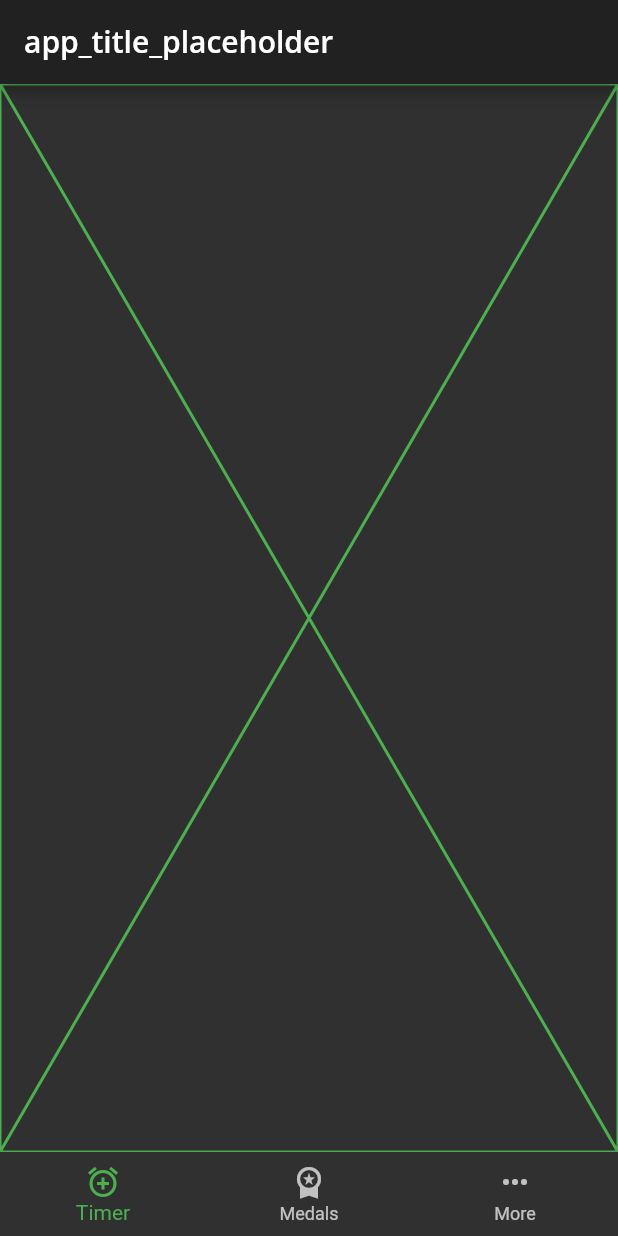
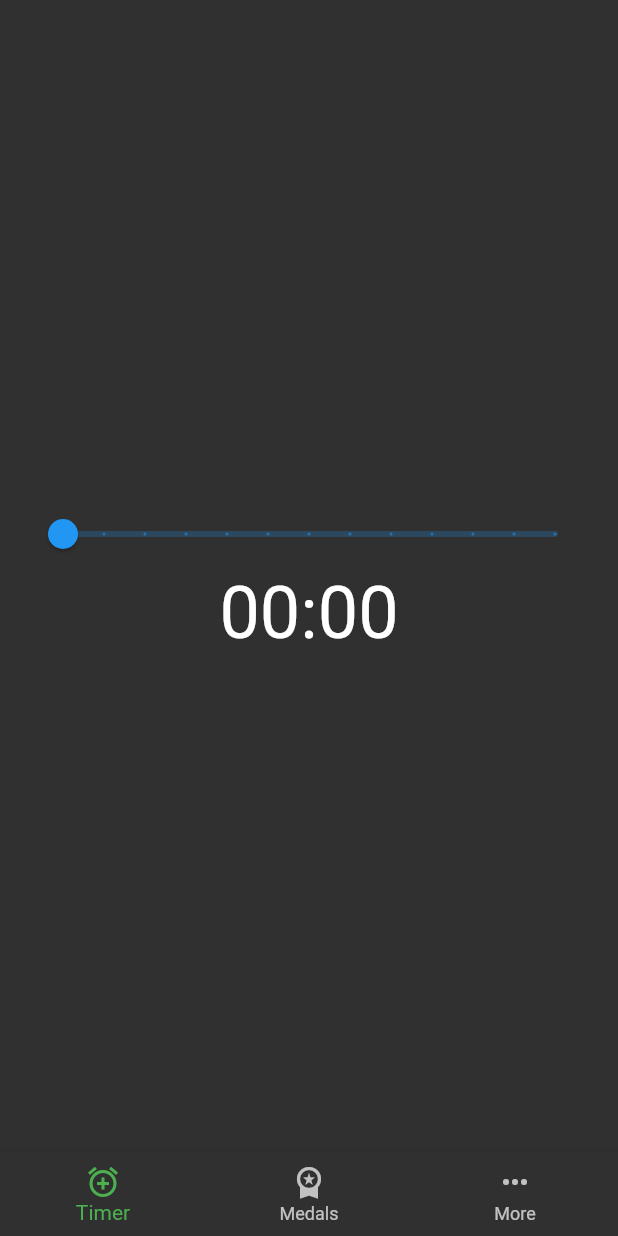
Before and after one commit to WojDob/FocuMoji, a Flutter app: the screen it shows after launch, on a phone screen of 412 x 824 dp. Run offline on Flutter 3.47's test engine with Material 2 defaults, Android fonts, the phone set to English and light mode, and no system bars; our stand-ins replace google_fonts.

Commit message:
Implemented a slow weird timer

```diff
--- a/lib/home.dart
+++ b/lib/home.dart
@@ -24,12 +24,6 @@ class HomeState extends State<Home> {
     return Consumer<TabManager>(
       builder: (context, tabManager, child) {
         return Scaffold(
-          appBar: AppBar(
-            title: Text(
-              'app_title_placeholder',
-              style: Theme.of(context).textTheme.headline6,
-            ),
-          ),
           body: IndexedStack(
             index: tabManager.selectedTab,
             children: pages,
--- a/lib/main.dart
+++ b/lib/main.dart
@@ -21,6 +21,7 @@ class SquareTimer extends StatelessWidget {
       home: MultiProvider(
         providers: [
           ChangeNotifierProvider(create: (context) => TabManager()),
+          ChangeNotifierProvider(create: (context) => TimerManager()),
         ],
         child: const Home(),
       ),
--- a/lib/models/models.dart
+++ b/lib/models/models.dart
@@ -1 +1,2 @@
 export 'tab_manager.dart';
+export 'timer_manager.dart';
--- /dev/null
+++ b/lib/models/timer_manager.dart
@@ -0,0 +1,38 @@
+import 'package:flutter/material.dart';
+import 'dart:async';
+
+class TimerManager extends ChangeNotifier {
+  int _minutes = 0;
+  int _seconds = 0;
+  int _remaining = 0;
+  Timer? _timer;
+
+  int get minutes => _minutes;
+  int get seconds => _seconds;
+
+  void setTimer(int minutes) {
+    _remaining = 60 * minutes;
+    notifyListeners();
+  }
+
+  void startTimer() {
+    _timer?.cancel();
+
+    _timer = Timer.periodic(Duration(seconds: 1), (_) {
+      const reduceSecondsBy = 1;
+
+      _remaining = _remaining - reduceSecondsBy;
+      if (_remaining < 0) {
+        _timer!.cancel();
+      } else {
+        _setDigits(_remaining);
+      }
+      notifyListeners();
+    });
+  }
+
+  void _setDigits(int remainingSeconds) {
+    _minutes = (remainingSeconds / 60).toInt();
+    _seconds = remainingSeconds - (_minutes * 60);
+  }
+}
--- a/lib/screens/timer_screen.dart
+++ b/lib/screens/timer_screen.dart
@@ -1,12 +1,36 @@
 import 'package:flutter/material.dart';
+import 'package:provider/provider.dart';
+import '../models/models.dart';
 
 class TimerScreen extends StatelessWidget {
-  TimerScreen({super.key});
-
   @override
   Widget build(BuildContext context) {
-    return Placeholder(
-      color: Colors.green,
+    final timerProvider = Provider.of<TimerManager>(context);
+
+    return Scaffold(
+      body: Padding(
+        padding: const EdgeInsets.all(16.0),
+        child: Center(
+          child: Column(
+            mainAxisAlignment: MainAxisAlignment.center,
+            children: [
+              Slider(
+                value: timerProvider.minutes.toDouble(),
+                min: 0,
+                max: 60,
+                divisions: 12,
+                onChanged: (value) {
+                  timerProvider.setTimer(value.toInt());
+                },
+              ),
+              Text(
+                '${timerProvider.minutes.toString().padLeft(2, '0')}:${timerProvider.seconds.toString().padLeft(2, '0')}',
+                style: TextStyle(fontSize: 48),
+              ),
+            ],
+          ),
+        ),
+      ),
     );
   }
 }
```
Also changed, not shown: 3 other files.
